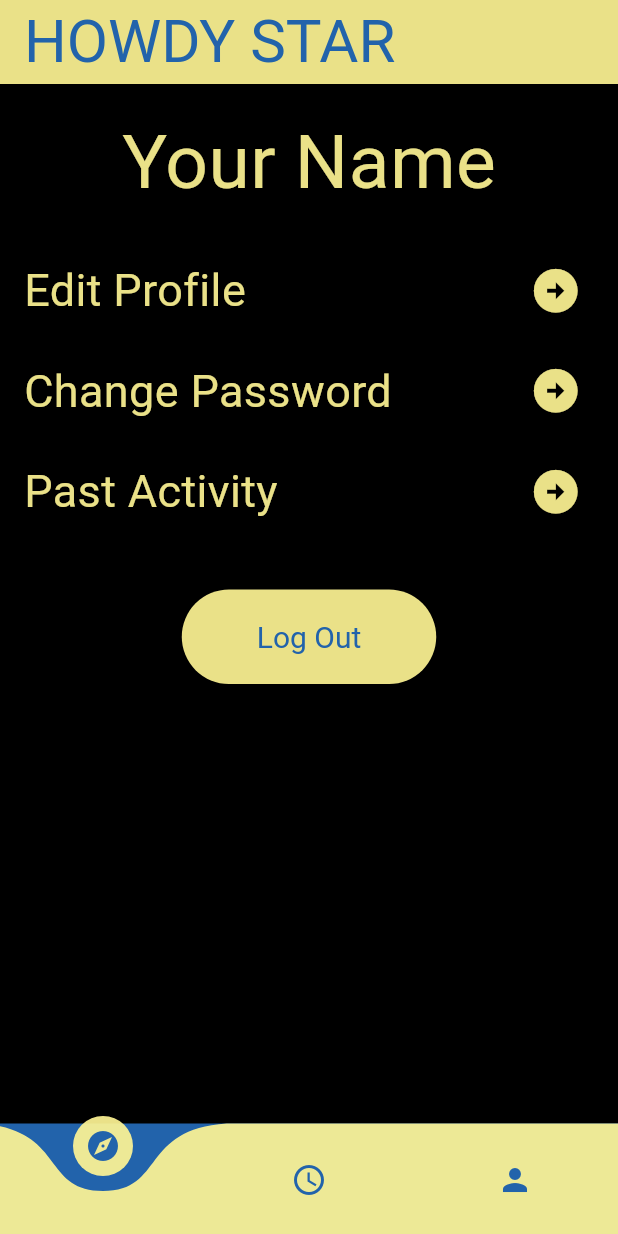
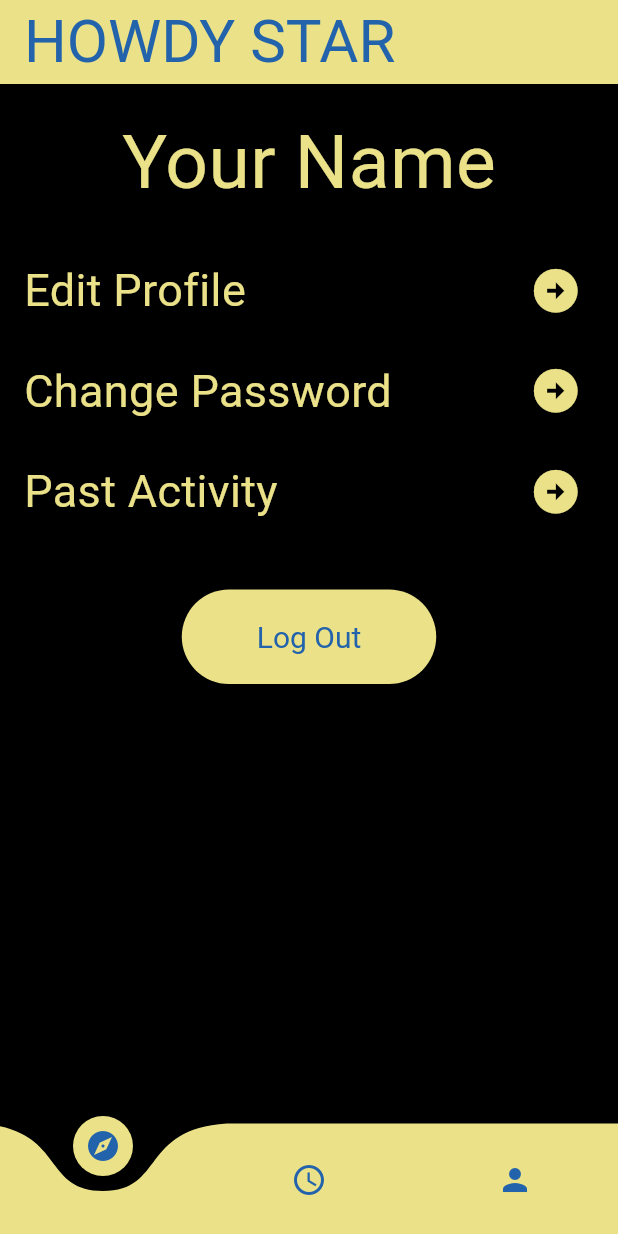
Before and after one commit to Ashisha10/StarServe, a Flutter app: the ProfilePage screen opened by its route, on a phone screen of 412 x 824 dp. Run offline on Flutter 3.47's test engine with Material 3 defaults, Android fonts, the phone set to English and light mode, and no system bars; drawn by our look-alikes of animated_background, curved_navigation_bar; our stand-ins replace animated_splash_screen, animated_text_kit, firebase_auth, firebase_core; accounts and stored records are empty.

Commit message:
nav-bar colour-scheme updated

```diff
--- a/star_serve/lib/pages/profile_page.dart
+++ b/star_serve/lib/pages/profile_page.dart
@@ -108,17 +108,17 @@ class _ProfilePageState extends State<ProfilePage>
       bottomNavigationBar: CurvedNavigationBar(
         color: lightYellow,
         buttonBackgroundColor: lightYellow,
-        backgroundColor: navyBlue,
-        items: [
-          Icon(Icons.explore, color: navyBlue),
-          Icon(Icons.access_time_outlined, color: navyBlue),
-          Icon(Icons.person, color: navyBlue),
-        ],
+        backgroundColor: Colors.black,
         onTap: (index) {
           // Handle navigation based on the index
           // For example, you can use a switch statement
           // to navigate to different pages.
         },
+        items: const [
+          Icon(Icons.explore, color: navyBlue),
+          Icon(Icons.access_time_outlined, color: navyBlue),
+          Icon(Icons.person, color: navyBlue),
+        ],
       ),
     );
   }
```
